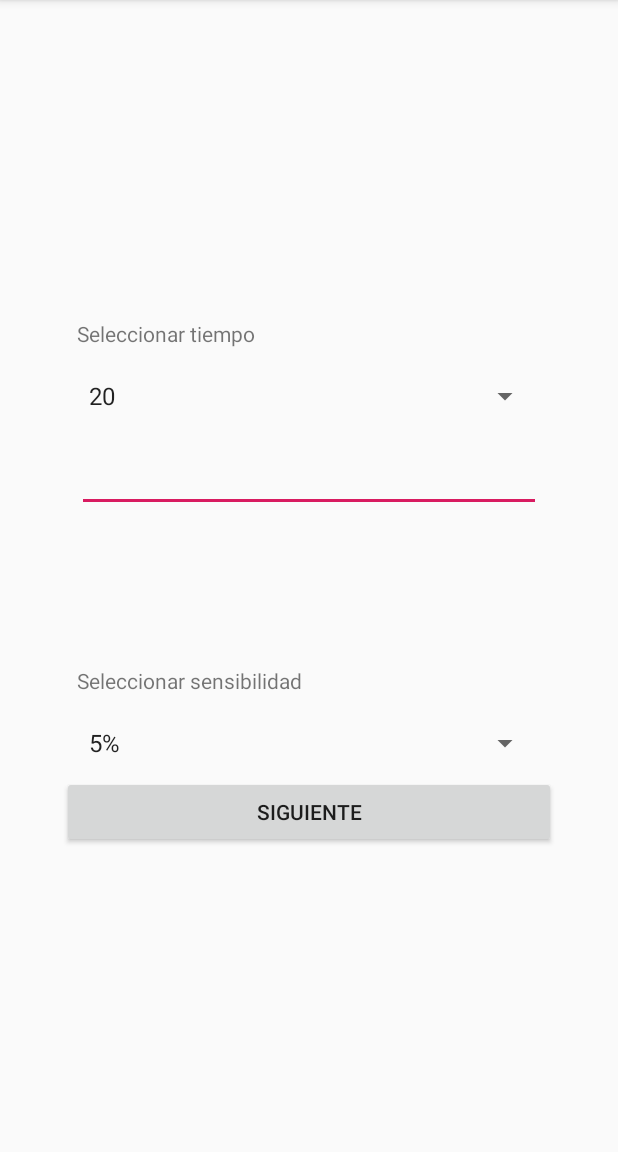
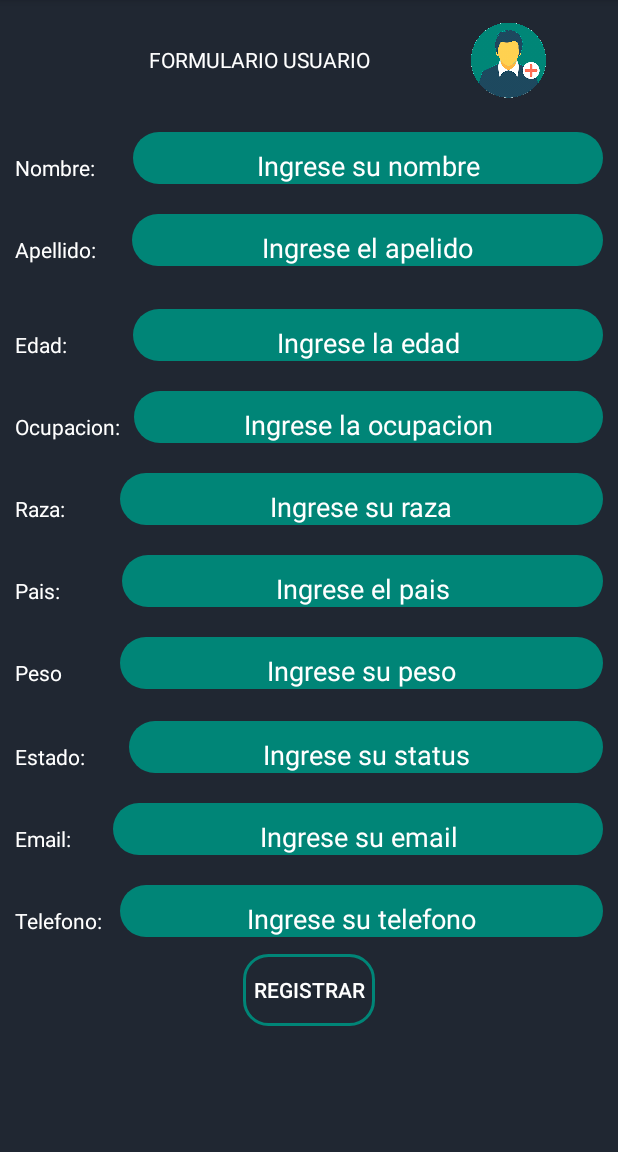
Before and after one commit to n1m0d0/opronquido, an Android app: the screen it shows after launch (configuracion before the commit, formularioUsuario after it), on a phone screen of 412 x 824 dp, the part 84-1236 px from its top. Run offline under Robolectric (Android 15) with nearby library versions, the phone set to English and light mode, and no system bars.

Commit message:
Formulario Usuario

```diff
--- a/app/src/main/AndroidManifest.xml
+++ b/app/src/main/AndroidManifest.xml
@@ -12,7 +12,8 @@
         android:roundIcon="@mipmap/ic_launcher_round"
         android:supportsRtl="true"
         android:theme="@style/AppTheme">
-        <activity android:name=".tiempoespera"></activity>
+        <activity android:name=".formularioUsuario"></activity>
+        <activity android:name=".tiempoespera" />
         <activity android:name=".resultados" />
         <activity android:name=".monitoreo" />
         <activity android:name=".configuracion" />
--- a/app/src/main/java/ajatic/com/snoreop/MainActivity.java
+++ b/app/src/main/java/ajatic/com/snoreop/MainActivity.java
@@ -58,7 +58,7 @@ public class MainActivity extends AppCompatActivity {
                     conexion.cerrar();
                 }
 
-                ir = new Intent(MainActivity.this, configuracion.class);
+                ir = new Intent(MainActivity.this, formularioUsuario.class);
                 startActivity(ir);
                 finish();
             }
--- a/app/src/main/java/ajatic/com/snoreop/configuracion.java
+++ b/app/src/main/java/ajatic/com/snoreop/configuracion.java
@@ -59,8 +59,8 @@ public class configuracion extends AppCompatActivity {
         spTiempoInicio.setOnItemSelectedListener(new AdapterView.OnItemSelectedListener() {
             @Override
             public void onItemSelected(AdapterView<?> parent, View view, int position, long id) {
-                bd conexion = new bd(configuracion.this);
-                try {
+                    bd conexion = new bd(configuracion.this);
+                    try {
                     conexion.abrir();
                     idTiempoInicial = conexion.buscar_tiempoInicial(tiempos.get(position));
                     conexion.cerrar();
--- /dev/null
+++ b/app/src/main/java/ajatic/com/snoreop/formularioUsuario.java
@@ -0,0 +1,40 @@
+package ajatic.com.snoreop;
+
+import android.support.v7.app.AppCompatActivity;
+import android.os.Bundle;
+import android.widget.EditText;
+
+public class formularioUsuario extends AppCompatActivity {
+
+    EditText etNombre;
+    EditText etApellido;
+    EditText etEdad;
+    EditText etOcupacion;
+    EditText etRaza;
+    EditText etPais;
+    EditText etEstatus;
+    EditText etEmail;
+    EditText etTelefono;
+    EditText etPeso;
+
+
+    @Override
+    protected void onCreate(Bundle savedInstanceState) {
+        super.onCreate(savedInstanceState);
+        setContentView(R.layout.activity_formulario_usuario);
+
+        etNombre = findViewById(R.id.etNombre);
+        etApellido = findViewById(R.id.etApellido);
+        etEdad = findViewById(R.id.etEdad);
+        etOcupacion = findViewById(R.id.etOcupacion);
+        etRaza = findViewById(R.id.etRaza);
+        etPais = findViewById(R.id.etPais);
+        etEstatus = findViewById(R.id.etEstatus);
+        etEmail = findViewById(R.id.etEmail);
+        etTelefono = findViewById(R.id.etTelefono);
+        etPeso = findViewById(R.id.etPeso);
+
+
+
+    }
+}
--- /dev/null
+++ b/app/src/main/res/drawable/button_registrar.xml
@@ -0,0 +1,7 @@
+<?xml version="1.0" encoding="utf-8"?>
+<shape xmlns:android="http://schemas.android.com/apk/res/android">
+    <corners android:radius="16dp"/>
+    <stroke
+        android:width="2dp"
+        android:color="@color/colorPrimary"/>
+</shape>
--- /dev/null
+++ b/app/src/main/res/drawable/shape.xml
@@ -0,0 +1,9 @@
+<?xml version="1.0" encoding="utf-8"?>
+<shape xmlns:android="http://schemas.android.com/apk/res/android">
+    <corners android:radius="36dp"/>
+    <solid android:color="#008577"/>
+
+    <padding android:left="10dp"
+        android:right="10dp"
+        android:top="10dp"/>
+</shape>
--- /dev/null
+++ b/app/src/main/res/layout/activity_formulario_usuario.xml
@@ -0,0 +1,326 @@
+<?xml version="1.0" encoding="utf-8"?>
+<LinearLayout xmlns:android="http://schemas.android.com/apk/res/android"
+    xmlns:app="http://schemas.android.com/apk/res-auto"
+    xmlns:tools="http://schemas.android.com/tools"
+    android:layout_width="match_parent"
+    android:layout_height="match_parent"
+    android:background="#202732"
+    android:orientation="vertical"
+    tools:context=".formularioUsuario">
+
+
+    <LinearLayout
+        android:layout_width="match_parent"
+        android:layout_height="wrap_content"
+        android:layout_marginLeft="30dp"
+        android:layout_marginTop="2dp"
+        android:layout_marginRight="30dp"
+        android:gravity="center"
+        android:orientation="horizontal"
+        android:padding="@dimen/Padding10"
+        android:weightSum="10">
+
+        <TextView
+            android:id="@+id/tvTitulo"
+            android:layout_width="match_parent"
+            android:layout_height="wrap_content"
+            android:layout_marginTop="0dp"
+            android:layout_weight="2"
+            android:gravity="center"
+            android:text="FORMULARIO USUARIO"
+            android:textColor="#FFFFFF" />
+
+        <ImageView
+            android:id="@+id/imageView"
+            android:layout_width="wrap_content"
+            android:layout_height="56dp"
+            android:layout_weight="8"
+            android:src="@drawable/usuario" />
+
+
+    </LinearLayout>
+
+    <LinearLayout
+        android:layout_width="match_parent"
+        android:layout_height="wrap_content"
+        android:orientation="horizontal"
+        android:padding="@dimen/Padding10"
+        android:weightSum="10">
+
+        <TextView
+            android:id="@+id/tvNombre"
+            android:layout_width="match_parent"
+            android:layout_height="wrap_content"
+            android:layout_weight="8"
+            android:text="Nombre:"
+            android:textColor="#FFFFFF" />
+
+        <EditText
+            android:id="@+id/etNombre"
+            android:layout_width="match_parent"
+            android:layout_height="wrap_content"
+            android:layout_weight="2"
+            android:background="@drawable/shape"
+            android:gravity="center"
+            android:hint="Ingrese su nombre"
+            android:inputType="textPersonName"
+            android:textColorHint="#FFFFFF" />
+
+    </LinearLayout>
+
+    <LinearLayout
+        android:layout_width="match_parent"
+        android:layout_height="wrap_content"
+        android:orientation="horizontal"
+        android:padding="@dimen/Padding10"
+        android:weightSum="10">
+
+        <TextView
+            android:id="@+id/tvApellido"
+            android:layout_width="78dp"
+            android:layout_height="43dp"
+            android:text="Apellido:"
+            android:textColor="#FFFFFF" />
+
+        <EditText
+            android:id="@+id/etApellido"
+            android:layout_width="match_parent"
+            android:layout_height="wrap_content"
+            android:background="@drawable/shape"
+            android:ems="10"
+            android:gravity="center"
+            android:hint="Ingrese el apelido"
+            android:inputType="textPersonName"
+            android:textColorHint="#FFFFFF" />
+
+    </LinearLayout>
+
+    <LinearLayout
+        android:layout_width="match_parent"
+        android:layout_height="wrap_content"
+        android:orientation="horizontal"
+        android:padding="@dimen/Padding10"
+        android:weightSum="10">
+
+        <TextView
+            android:id="@+id/tvEdad"
+            android:layout_width="match_parent"
+            android:layout_height="wrap_content"
+            android:layout_weight="8"
+            android:text="Edad:"
+            android:textColor="#FFFFFF" />
+
+        <EditText
+            android:id="@+id/etEdad"
+            android:layout_width="match_parent"
+            android:layout_height="wrap_content"
+            android:layout_weight="2"
+            android:background="@drawable/shape"
+            android:gravity="center"
+            android:hint="Ingrese la edad"
+            android:inputType="textPersonName"
+            android:textColorHint="#FFFFFF" />
+
+    </LinearLayout>
+
+    <LinearLayout
+        android:layout_width="match_parent"
+        android:layout_height="wrap_content"
+        android:orientation="horizontal"
+        android:padding="@dimen/Padding10"
+        android:weightSum="10">
+
+
+        <TextView
+            android:id="@+id/tvOcupacion"
+            android:layout_width="79dp"
+            android:layout_height="30dp"
+            android:text="Ocupacion:"
+            android:textColor="#FFFFFF" />
+
+        <EditText
+            android:id="@+id/etOcupacion"
+            android:layout_width="match_parent"
+            android:layout_height="wrap_content"
+            android:background="@drawable/shape"
+            android:ems="10"
+            android:gravity="center"
+            android:hint="Ingrese la ocupacion"
+            android:inputType="textPersonName"
+            android:textColorHint="#FFFFFF" />
+
+    </LinearLayout>
+
+    <LinearLayout
+        android:layout_width="match_parent"
+        android:layout_height="wrap_content"
+        android:orientation="horizontal"
+        android:padding="@dimen/Padding10"
+        android:weightSum="10">
+
+
+        <TextView
+            android:id="@+id/tvRaza"
+            android:layout_width="70dp"
+            android:layout_height="30dp"
+            android:text="Raza:"
+            android:textColor="#FFFFFF" />
+
+        <EditText
+            android:id="@+id/etRaza"
+            android:layout_width="match_parent"
+            android:layout_height="wrap_content"
+            android:background="@drawable/shape"
+            android:ems="10"
+            android:gravity="center"
+            android:hint="Ingrese su raza"
+            android:inputType="textPersonName"
+            android:textColorHint="#FFFFFF" />
+
+
+    </LinearLayout>
+
+    <LinearLayout
+        android:layout_width="match_parent"
+        android:layout_height="wrap_content"
+        android:orientation="horizontal"
+        android:padding="@dimen/Padding10"
+        android:weightSum="10">
+
+        <TextView
+            android:id="@+id/tvPais"
+            android:layout_width="71dp"
+            android:layout_height="33dp"
+            android:text="Pais:"
+            android:textColor="#FFFFFF" />
+
+        <EditText
+            android:id="@+id/etPais"
+            android:layout_width="match_parent"
+            android:layout_height="wrap_content"
+            android:background="@drawable/shape"
+            android:ems="10"
+            android:gravity="center"
+            android:hint="Ingrese el pais"
+            android:inputType="textPersonName"
+            android:textColorHint="#FFFFFF" />
+    </LinearLayout>
+
+    <LinearLayout
+        android:layout_width="match_parent"
+        android:layout_height="wrap_content"
+        android:orientation="horizontal"
+        android:padding="@dimen/Padding10"
+        android:weightSum="10">
+
+        <TextView
+            android:id="@+id/tvPeso"
+            android:layout_width="70dp"
+            android:layout_height="36dp"
+            android:text="Peso"
+            android:textColor="#FFFFFF" />
+
+        <EditText
+            android:id="@+id/etPeso"
+            android:layout_width="match_parent"
+            android:layout_height="wrap_content"
+            android:background="@drawable/shape"
+            android:ems="10"
+            android:gravity="center"
+            android:hint="Ingrese su peso"
+            android:inputType="textPersonName"
+            android:textColorHint="#FFFFFF" />
+
+    </LinearLayout>
+
+    <LinearLayout
+        android:layout_width="match_parent"
+        android:layout_height="wrap_content"
+        android:orientation="horizontal"
+        android:padding="@dimen/Padding10"
+        android:weightSum="10">
+
+        <TextView
+            android:id="@+id/tvEstatus"
+            android:layout_width="76dp"
+            android:layout_height="32dp"
+            android:text="Estado:"
+            android:textColor="#FFFFFF" />
+
+        <EditText
+            android:id="@+id/etEstatus"
+            android:layout_width="match_parent"
+            android:layout_height="wrap_content"
+            android:background="@drawable/shape"
+            android:ems="10"
+            android:gravity="center"
+            android:hint="Ingrese su status"
+            android:inputType="textPersonName"
+            android:textColorHint="#FFFFFF" />
+
+    </LinearLayout>
+
+    <LinearLayout
+        android:layout_width="match_parent"
+        android:layout_height="wrap_content"
+        android:orientation="horizontal"
+        android:padding="@dimen/Padding10"
+        android:weightSum="10">
+
+        <TextView
+            android:id="@+id/tvEmail"
+            android:layout_width="65dp"
+            android:layout_height="34dp"
+            android:text="Email:"
+            android:textColor="#FFFFFF" />
+
+        <EditText
+            android:id="@+id/etEmail"
+            android:layout_width="match_parent"
+            android:layout_height="wrap_content"
+            android:background="@drawable/shape"
+            android:ems="10"
+            android:gravity="center"
+            android:hint="Ingrese su email"
+            android:inputType="textPersonName"
+            android:textColorHint="#FFFFFF" />
+
+    </LinearLayout>
+
+    <LinearLayout
+        android:layout_width="match_parent"
+        android:layout_height="wrap_content"
+        android:orientation="horizontal"
+        android:padding="@dimen/Padding10"
+        android:weightSum="10">
+
+        <TextView
+            android:id="@+id/tvTelefono"
+            android:layout_width="70dp"
+            android:layout_height="36dp"
+            android:text="Telefono:"
+            android:textColor="#FFFFFF" />
+
+        <EditText
+            android:id="@+id/etTelefono"
+            android:layout_width="match_parent"
+            android:layout_height="wrap_content"
+            android:background="@drawable/shape"
+            android:ems="10"
+            android:gravity="center"
+            android:hint="Ingrese su telefono"
+            android:inputType="textPersonName"
+            android:textColorHint="#FFFFFF" />
+    </LinearLayout>
+
+
+    <Button
+        android:id="@+id/btnRegistrar"
+        android:layout_width="wrap_content"
+        android:layout_height="wrap_content"
+        android:background="@drawable/button_registrar"
+        android:text="registrar"
+        android:layout_gravity="center"
+        android:textColor="#FFFFFF" />
+
+</LinearLayout>
```
Also changed, not shown: app/src/main/res/drawable/usuario.png (added).
